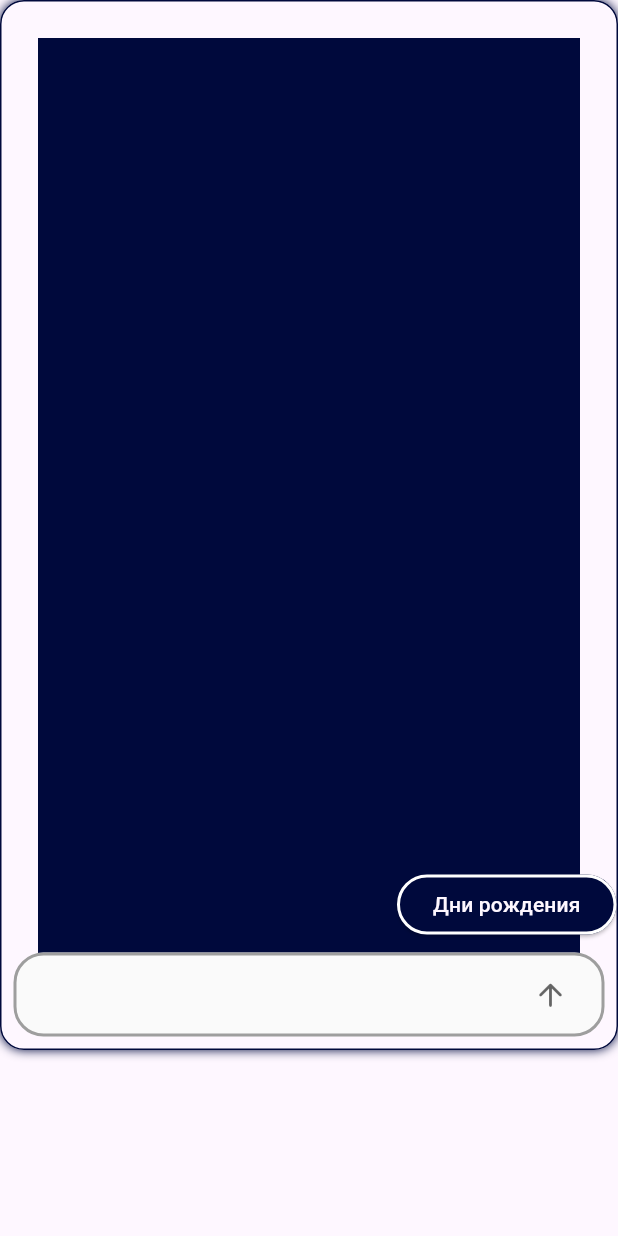
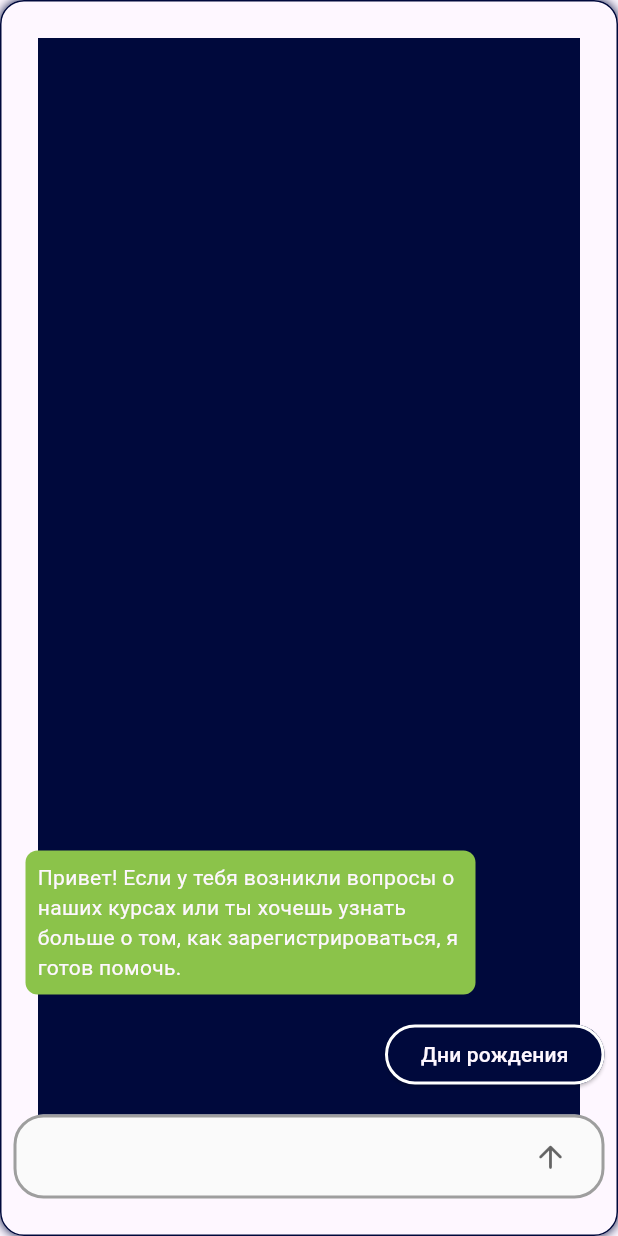
Before and after one commit to kapustamangusta/chrome_extension, a Flutter app: the screen it shows after launch, on a phone screen of 412 x 824 dp. Run offline on Flutter 3.47's test engine with Material 3 defaults, Android fonts, the phone set to English and light mode, and no system bars; our stand-ins replace dio.

Commit message:
refactoring and add send message

```diff
--- /dev/null
+++ b/lib/UI/chat_button.dart
@@ -0,0 +1,29 @@
+import 'package:flutter/material.dart';
+
+class ChatButton extends StatefulWidget {
+  const ChatButton({super.key, this.onPressed, this.child});
+  final Function()? onPressed;
+  final Widget? child;
+  @override
+  State<ChatButton> createState() => _ChatButtonState();
+}
+
+class _ChatButtonState extends State<ChatButton> {
+  @override
+  Widget build(BuildContext context) {
+    var theme = Theme.of(context);
+    return Container(
+      padding: const EdgeInsets.all(8),
+      child: ElevatedButton(
+          style: ElevatedButton.styleFrom(
+              backgroundColor: theme.primaryColor,
+              side: const BorderSide(width: 2, color: Colors.white)),
+          onPressed: () async {
+            if (widget.onPressed != null) {
+              widget.onPressed!();
+            }
+          },
+          child: widget.child),
+    );
+  }
+}
--- a/lib/chat_form_field.dart
+++ b/lib/UI/chat_form_field.dart
@@ -1,10 +1,10 @@
-import 'package:extension_chrome/base_form_field.dart';
+import 'package:extension_chrome/UI/base_form_field.dart';
 import 'package:flutter/material.dart';
 
 
 class ChatFormField extends StatefulWidget {
   final TextEditingController controller;
-  final Function() onClick;
+  final Function()? onClick;
   const ChatFormField(
       {super.key, required this.controller, required this.onClick});
 
--- /dev/null
+++ b/lib/UI/ui.dart
@@ -0,0 +1,4 @@
+export 'base_card.dart';
+export 'base_form_field.dart';
+export 'chat_form_field.dart';
+export 'chat_button.dart';
--- a/lib/chrome_popup.dart
+++ /dev/null
@@ -1,141 +0,0 @@
-import 'package:dio/dio.dart';
-import 'package:extension_chrome/base_card.dart';
-import 'package:extension_chrome/chat_form_field.dart';
-import 'package:flutter/material.dart';
-
-
-class ChromePopup extends StatefulWidget {
-  const ChromePopup({super.key});
-
-  @override
-  State<ChromePopup> createState() => _ChromePopupState();
-}
-
-class _ChromePopupState extends State<ChromePopup> {
-  final TextEditingController _chatController = TextEditingController();
-
-  List<String> chat = [];
-  bool loading = false;
-  @override
-  void initState() {
-    // isLoading = false;
-    // summaryApiClient = SummaryApiClient();
-    super.initState();
-  }
-
-  @override
-  Widget build(BuildContext context) {
-    var theme = Theme.of(context);
-    return Scaffold(
-      body: BaseCard(
-        height: 700,
-        width: 600,
-        child: Column(
-          mainAxisAlignment: MainAxisAlignment.end,
-          children: [
-            Expanded(
-              child: Container(
-                padding: const EdgeInsets.all(8).copyWith(bottom: 0),
-                child: SingleChildScrollView(
-                  reverse: true,
-                  child: Column(
-                    crossAxisAlignment: CrossAxisAlignment.start,
-                    mainAxisSize: MainAxisSize.min,
-                    children: [
-                      const Row(),
-                      ListView.builder(
-                        scrollDirection: Axis.vertical,
-                        shrinkWrap: true,
-                        itemCount: chat.length,
-                        itemBuilder: (context, index) {
-                          return Align(
-                            alignment: index % 2 == 0
-                                ? Alignment.centerRight
-                                : Alignment.centerLeft,
-                            child: Row(
-                              mainAxisSize: MainAxisSize.min,
-                              children: [
-                                Container(
-                                  constraints: const BoxConstraints(
-                                    maxWidth: 300,
-                                  ),
-                                  margin: const EdgeInsets.all(8),
-                                  padding: const EdgeInsets.all(8),
-                                  decoration: BoxDecoration(
-                                    color: index % 2 == 0
-                                        ? Colors.lightBlue
-                                        : Colors.lightGreen,
-                                    borderRadius: BorderRadius.circular(8),
-                                  ),
-                                  child: Text(
-                                    chat[index],
-                                    style: TextStyle(
-                                      color: theme.primaryTextTheme
-                                          .displayMedium!.color,
-                                    ),
-                                  ),
-                                ),
-                              ],
-                            ),
-                          );
-                        },
-                      ),
-                    ],
-                  ),
-                ),
-              ),
-            ),
-            loading
-                ? const CircularProgressIndicator()
-                : Align(
-                    alignment: Alignment.centerRight,
-                    child: ElevatedButton(
-                      style: ElevatedButton.styleFrom(
-                        backgroundColor: theme.primaryColor,
-                        side: BorderSide(
-                          width: 2,
-                          color: Colors.white
-                        )
-                      ),
-                      onPressed: () async {
-                        setState(() {
-                          loading = true;
-                          chat.add('У кого сегодня ДР?');
-                        });
-
-
-                        var dio = Dio();
-
-                        final responce = await dio.get(
-                          'http://localhost:5253/birthdays',
-                        );
-                        setState(() {
-                          loading = false;
-                          chat.add(responce.data.toString());
-                        });
-                      },
-                      child: Text(
-                        "Дни рождения",
-                        style: TextStyle(color: theme.primaryTextTheme.bodyMedium!.color),
-                      ),
-                    ),
-                  ),
-            Container(
-              padding: const EdgeInsets.all(8),
-              child: ChatFormField(
-                controller: _chatController,
-                onClick: () {
-                  setState(() {
-                    chat.add(_chatController.text);
-                    _chatController.clear();
-                    chat.add("Cам ищи инфу");
-                  });
-                },
-              ),
-            ),
-          ],
-        ),
-      ),
-    );
-  }
-}
--- /dev/null
+++ b/lib/features/chat/chat.dart
@@ -0,0 +1,2 @@
+export 'view/view.dart';
+export 'widgets/widgets.dart';
--- /dev/null
+++ b/lib/features/chat/view/chat_page.dart
@@ -0,0 +1,117 @@
+import 'package:dio/dio.dart';
+import 'package:extension_chrome/UI/ui.dart';
+import 'package:flutter/material.dart';
+
+import '../widgets/chat.dart';
+
+class ChatPage extends StatefulWidget {
+  const ChatPage({super.key});
+
+  @override
+  State<ChatPage> createState() => _ChatPageState();
+}
+
+class _ChatPageState extends State<ChatPage> {
+  final TextEditingController _chatController = TextEditingController();
+
+  List<String> chat = [
+    'Привет! Если у тебя возникли вопросы о наших курсах или ты хочешь узнать больше о том, как зарегистрироваться, я готов помочь.'
+  ];
+  bool loading = false;
+
+  @override
+  Widget build(BuildContext context) {
+    var theme = Theme.of(context);
+    return Scaffold(
+      body: BaseCard(
+        padding: const EdgeInsets.symmetric(vertical: 16),
+        //height: 700,
+        width: 600,
+        child: Column(
+          mainAxisAlignment: MainAxisAlignment.end,
+          children: [
+            Expanded(
+              child: Chat(chat: chat),
+            ),
+            loading
+                ? const CircularProgressIndicator()
+                : Align(
+                    alignment: Alignment.centerRight,
+                    child: ChatButton(
+                      onPressed: () async {
+                        setState(() {
+                          loading = true;
+                          chat.add('У кого сегодня ДР?');
+                        });
+
+                        var dio = Dio();
+
+                        final responce = await dio.get(
+                          'http://localhost:5253/birthdays',
+                        );
+                        setState(() {
+                          loading = false;
+                        });
+
+                        String mes = responce.data.toString();
+                        chat.add("");
+
+                        for (int i = 0; i <= mes.length; i++) {
+                          await Future.delayed(
+                              const Duration(milliseconds: 50));
+                          setState(() {
+                            chat.removeLast();
+                            chat.add(mes.substring(0, i));
+                          });
+                        }
+                      },
+                      child: Text(
+                        "Дни рождения",
+                        style: TextStyle(
+                            color: theme.primaryTextTheme.bodyMedium!.color),
+                      ),
+                    ),
+                  ),
+            Container(
+              padding: const EdgeInsets.all(8),
+              child: ChatFormField(
+                controller: _chatController,
+                onClick: loading
+                    ? null
+                    : () async {
+                        setState(() {
+                          loading = true;
+                          chat.add(_chatController.text);
+                        });
+
+                        var dio = Dio();
+
+                        final responce = await dio.post(
+                          'http://localhost:5253/send-message?question=${_chatController.text== ''  ? "a" : _chatController.text}',
+                        );
+                        setState(() {
+                          _chatController.clear();
+                        });
+                        String mes = responce.data.toString();
+                        chat.add("");
+
+                        for (int i = 0; i <= mes.length; i++) {
+                          await Future.delayed(
+                              const Duration(milliseconds: 50));
+                          setState(() {
+                            chat.removeLast();
+                            chat.add(mes.substring(0, i));
+                          });
+                        }
+                        setState(() {
+                          loading = false;
+                        });
+                      },
+              ),
+            ),
+          ],
+        ),
+      ),
+    );
+  }
+}
--- /dev/null
+++ b/lib/features/chat/view/view.dart
@@ -0,0 +1 @@
+export 'chat_page.dart';
--- /dev/null
+++ b/lib/features/chat/widgets/chat.dart
@@ -0,0 +1,53 @@
+import 'package:extension_chrome/features/chat/chat.dart';
+import 'package:flutter/material.dart';
+
+class Chat extends StatelessWidget {
+  const Chat({
+    super.key,
+    required this.chat,
+  });
+
+  final List<String> chat;
+
+  @override
+  Widget build(BuildContext context) {
+    var theme = Theme.of(context);
+    return Container(
+      padding: const EdgeInsets.all(8).copyWith(bottom: 0),
+      child: SingleChildScrollView(
+        reverse: true,
+        child: Column(
+          crossAxisAlignment: CrossAxisAlignment.start,
+          mainAxisSize: MainAxisSize.min,
+          children: [
+            const Row(),
+            ListView.builder(
+              scrollDirection: Axis.vertical,
+              shrinkWrap: true,
+              itemCount: chat.length,
+              itemBuilder: (context, index) {
+                return Align(
+                  alignment: index % 2 != 0
+                      ? Alignment.centerRight
+                      : Alignment.centerLeft,
+                  child: Row(
+                    mainAxisSize: MainAxisSize.min,
+                    children: [
+                      ChatMessage(
+                        message: chat[index],
+                        backgroundColor: index % 2 != 0
+                            ? Colors.lightBlue
+                            : Colors.lightGreen,
+                        colorText: theme.primaryTextTheme.displayMedium!.color!,
+                      ),
+                    ],
+                  ),
+                );
+              },
+            ),
+          ],
+        ),
+      ),
+    );
+  }
+}
--- /dev/null
+++ b/lib/features/chat/widgets/chat_message.dart
@@ -0,0 +1,34 @@
+import 'package:flutter/material.dart';
+
+class ChatMessage extends StatelessWidget {
+  const ChatMessage({
+    super.key,
+    this.colorText = Colors.black,
+    this.backgroundColor = Colors.white,
+    required this.message,
+  });
+  final Color colorText;
+  final Color backgroundColor;
+  final String message;
+
+  @override
+  Widget build(BuildContext context) {
+    return Container(
+      constraints: const BoxConstraints(
+        maxWidth: 300,
+      ),
+      margin: const EdgeInsets.all(8),
+      padding: const EdgeInsets.all(8),
+      decoration: BoxDecoration(
+        color: backgroundColor,
+        borderRadius: BorderRadius.circular(8),
+      ),
+      child: Text(
+        message,
+        style: TextStyle(
+          color: colorText,
+        ),
+      ),
+    );
+  }
+}
--- /dev/null
+++ b/lib/features/chat/widgets/widgets.dart
@@ -0,0 +1,2 @@
+export 'chat.dart';
+export 'chat_message.dart';
--- a/lib/main.dart
+++ b/lib/main.dart
@@ -1,4 +1,4 @@
-import 'package:extension_chrome/chrome_popup.dart';
+import 'package:extension_chrome/features/chat/chat.dart';
 import 'package:flutter/material.dart';
 
 void main() {
@@ -14,11 +14,11 @@ class MyApp extends StatelessWidget {
     return MaterialApp(
       title: 'Flutter Demo',
       theme: ThemeData(
-         primaryColor: const Color(0xFF00093C),
+        primaryColor: const Color(0xFF00093C),
         colorScheme: ColorScheme.fromSeed(seedColor: Colors.deepPurple),
         useMaterial3: true,
       ),
-      home: ChromePopup(),
+      home: const ChatPage(),
     );
   }
 }
```
Also changed, not shown: lib/UI/base_card.dart (renamed from lib/base_card.dart), lib/UI/base_form_field.dart (renamed from lib/base_form_field.dart), 1 other file.
